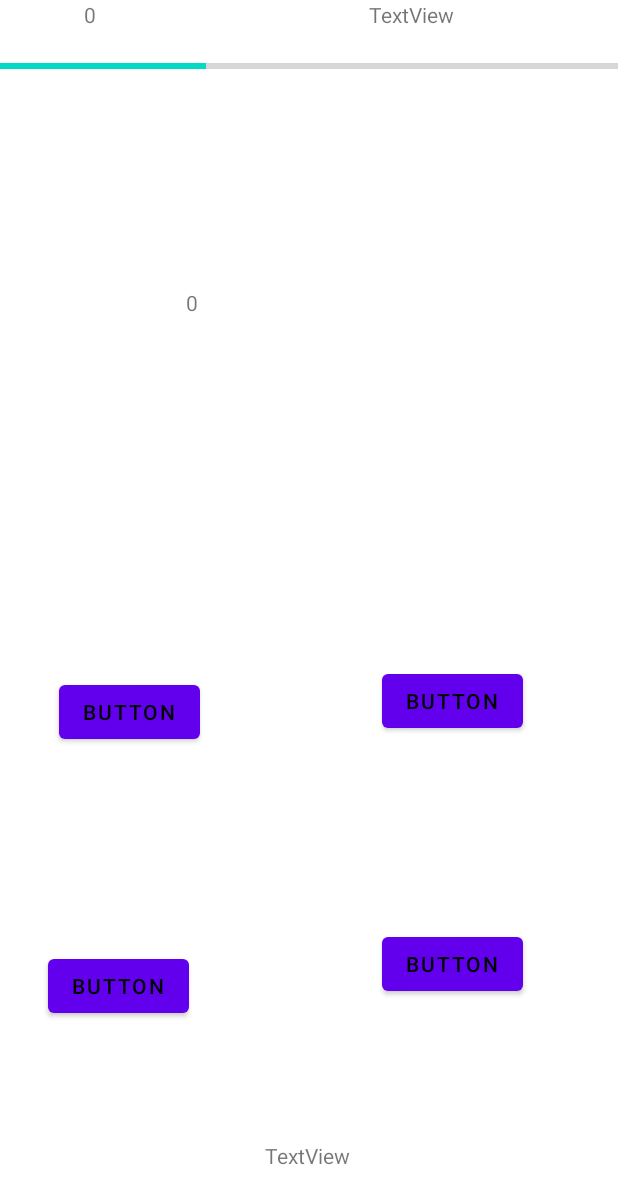
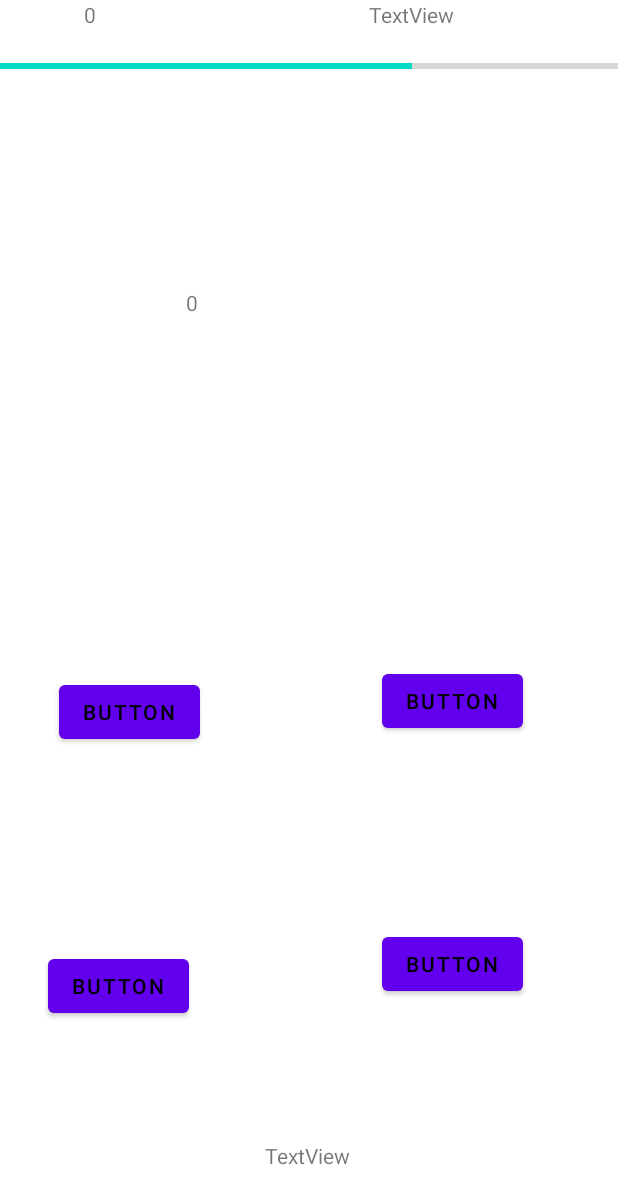
Before and after one commit to jeremyds68440/zinzins_des_math, an Android app: the layout activity_second_game.xml on its own in the app's theme, with its tools: preview values and no code run, on a phone screen of 412 x 824 dp. Shown: the top 1204 px of the screen. Run offline under Robolectric (Android 15) with nearby library versions, the phone set to English and light mode, and no system bars.

Commit message:
ajout jeux 2

```diff
--- a/app/src/main/java/com/example/zinzins_des_math/SplashScreenActivity.java
+++ b/app/src/main/java/com/example/zinzins_des_math/SplashScreenActivity.java
@@ -6,6 +6,8 @@ import android.content.Intent;
 import android.media.Image;
 import android.os.Bundle;
 import android.os.Handler;
+import android.view.View;
+import android.view.Window;
 import android.view.WindowManager;
 import android.view.animation.Animation;
 import android.view.animation.AnimationUtils;
@@ -24,7 +26,6 @@ public class SplashScreenActivity extends AppCompatActivity {
     protected void onCreate(Bundle savedInstanceState) {
         super.onCreate(savedInstanceState);
         setContentView(R.layout.activity_splash_screen);
-
         logo = (ImageView) findViewById(R.id.logo_icon);
         loading = (ProgressBar) findViewById(R.id.loading);
 
--- a/app/src/main/res/layout/activity_main.xml
+++ b/app/src/main/res/layout/activity_main.xml
@@ -41,4 +41,5 @@
         app:layout_constraintStart_toStartOf="parent"
         app:srcCompat="@drawable/ic_baseline_settings_24" />
 
+
 </androidx.constraintlayout.widget.ConstraintLayout>
--- a/app/src/main/res/layout/activity_second_game.xml
+++ b/app/src/main/res/layout/activity_second_game.xml
@@ -101,7 +101,7 @@
         android:layout_height="wrap_content"
         android:layout_marginTop="36dp"
         android:max="30"
-        android:progress="10"
+        android:progress="20"
         app:layout_constraintEnd_toEndOf="parent"
         app:layout_constraintHorizontal_bias="0.498"
         app:layout_constraintStart_toStartOf="parent"
--- a/app/src/main/res/values/themes.xml
+++ b/app/src/main/res/values/themes.xml
@@ -2,12 +2,12 @@
     <!-- Base application theme. -->
     <style name="Theme.Zinzins_des_math" parent="Theme.MaterialComponents.DayNight.NoActionBar">
         <item name="android:statusBarColor">@android:color/transparent</item>
-        <item name="android:windowFullscreen">false</item>
+        <item name="android:windowFullscreen">true</item>
         <item name="android:windowNoTitle">true</item>
 
         <item name="android:windowContentOverlay">@null</item>
         <item name="android:windowTranslucentStatus">true</item>
-        <item name="android:windowTranslucentNavigation">true</item>
+        <item name="android:windowTranslucentNavigation">false</item>
         <!-- Primary brand color. -->
         <item name="colorPrimary">@color/purple_500</item>
         <item name="colorPrimaryVariant">@color/purple_700</item>
```
